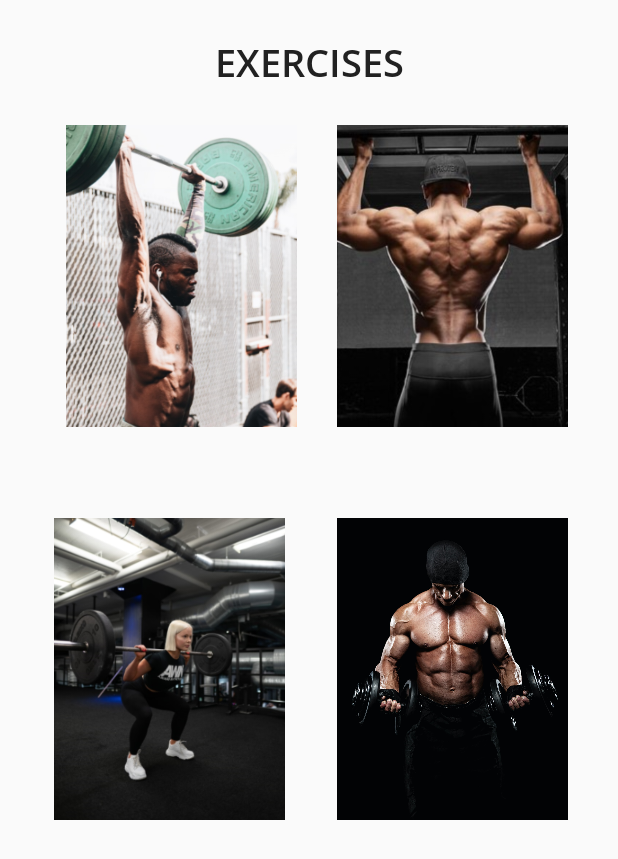
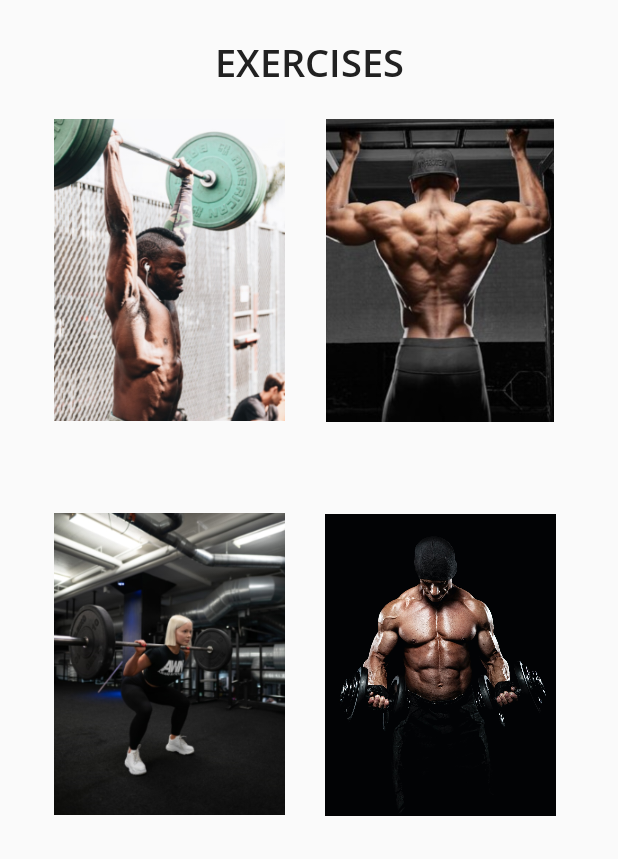
Before and after one commit to MatejSandor/DesiredCorrectionMobile, an Android app: the layout exercises_main.xml on its own in the app's theme, with its tools: preview values and no code run, on a phone screen of 412 x 824 dp. Shown: the top 859 px of the screen. Run offline under Robolectric (Android 15) with nearby library versions, the phone set to English and light mode, and no system bars.

Commit message:
motion tracker layout

```diff
--- a/app/src/main/res/layout/exercises_main.xml
+++ b/app/src/main/res/layout/exercises_main.xml
@@ -6,31 +6,31 @@
     android:layout_height="match_parent">
 
     <ImageButton
-        android:id="@+id/exercise_back"
-        android:layout_width="154dp"
-        android:layout_height="201dp"
-        android:layout_marginTop="24dp"
-        android:background="@android:drawable/screen_background_light_transparent"
-        android:contentDescription="@string/exercise_category_back"
-        android:scaleType="centerCrop"
-        app:layout_constraintEnd_toEndOf="parent"
-        app:layout_constraintHorizontal_bias="0.44"
-        app:layout_constraintStart_toEndOf="@+id/exercise_shoulders"
-        app:layout_constraintTop_toBottomOf="@+id/textView2"
-        app:srcCompat="@drawable/pullups" />
-
-    <ImageButton
         android:id="@+id/exercise_shoulders"
         android:layout_width="154dp"
         android:layout_height="201dp"
-        android:layout_marginStart="44dp"
-        android:layout_marginTop="24dp"
+        android:layout_marginStart="36dp"
+        android:layout_marginTop="20dp"
         android:background="@android:drawable/screen_background_light_transparent"
         android:contentDescription="@string/exercise_category_shoulders"
         android:scaleType="centerCrop"
         app:layout_constraintStart_toStartOf="parent"
         app:layout_constraintTop_toBottomOf="@+id/textView2"
         app:srcCompat="@drawable/overheadpress" />
+
+    <ImageButton
+        android:id="@+id/exercise_back"
+        android:layout_width="152dp"
+        android:layout_height="202dp"
+        android:layout_marginTop="20dp"
+        android:background="@android:drawable/screen_background_light_transparent"
+        android:contentDescription="@string/exercise_category_back"
+        android:scaleType="centerCrop"
+        app:layout_constraintEnd_toEndOf="parent"
+        app:layout_constraintHorizontal_bias="0.388"
+        app:layout_constraintStart_toEndOf="@+id/exercise_shoulders"
+        app:layout_constraintTop_toBottomOf="@+id/textView2"
+        app:srcCompat="@drawable/pullups" />
 
     <ImageButton
         android:id="@+id/exercise_legs"
@@ -55,7 +55,7 @@
         android:scaleType="centerCrop"
         app:layout_constraintBottom_toBottomOf="parent"
         app:layout_constraintEnd_toEndOf="parent"
-        app:layout_constraintHorizontal_bias="0.507"
+        app:layout_constraintHorizontal_bias="0.388"
         app:layout_constraintStart_toEndOf="@+id/exercise_legs"
         app:layout_constraintTop_toBottomOf="@+id/exercise_back"
         app:layout_constraintVertical_bias="0.179"
--- a/app/src/main/res/values/preloaded_fonts.xml
+++ b/app/src/main/res/values/preloaded_fonts.xml
@@ -1,6 +1,7 @@
 <?xml version="1.0" encoding="utf-8"?>
 <resources>
     <array name="preloaded_fonts" translatable="false">
+        <item>@font/open_sans_bold</item>
         <item>@font/open_sans_light</item>
         <item>@font/open_sans_semibold</item>
     </array>
```
Also changed, not shown: app/src/main/res/font/open_sans_bold.xml (added, +7 -0 lines), app/src/main/res/layout/motion_tracker_layout.xml (added, +59 -0 lines).
